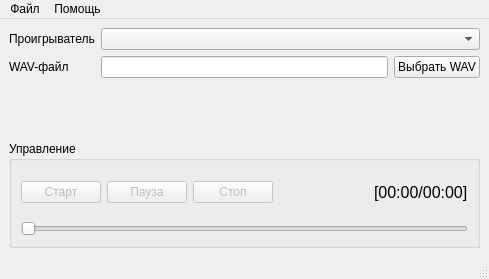
Old version of the form res/main_window.ui in the repository mcsltd/mcs-astim-wav-player.
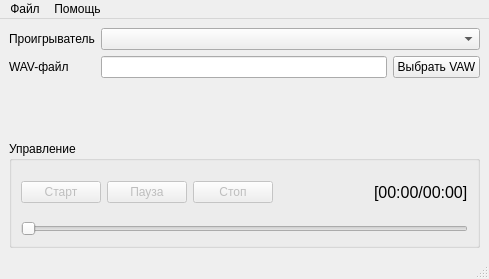
New version of the form.

Commit message: feat: output player time and set exclusive mode

Patch:
```diff
--- a/res/main_window.ui
+++ b/res/main_window.ui
@@ -44,7 +44,7 @@
           <item>
            <widget class="QPushButton" name="pushButtonSelectWav">
             <property name="text">
-             <string>Выбрать WAV</string>
+             <string>Выбрать VAW</string>
             </property>
            </widget>
           </item>
```
The commit also changes 1 other file.
